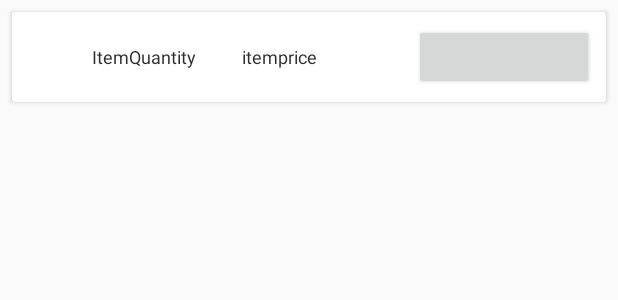
After one commit to MajaSitanala/SMAP_BarApp_Group10, an Android app: the layout shopping_item.xml on its own in the app's theme, with its tools: preview values and no code run, on a phone screen of 412 x 824 dp. The commit adds this screen. Shown: the top 300 px of the screen. Run offline under Robolectric (Android 15) with nearby library versions, the light colour scheme and no system bars.

```diff
--- a/RUS1_Bar/app/src/main/AndroidManifest.xml
+++ b/RUS1_Bar/app/src/main/AndroidManifest.xml
@@ -1,8 +1,10 @@
 <?xml version="1.0" encoding="utf-8"?>
 <manifest xmlns:android="http://schemas.android.com/apk/res/android"
     package="com.example.rus1_bar">
+    <uses-permission android:name="android.permission.FOREGROUND_SERVICE" />
 
     <application
+        android:name=".Service.AppShopping"
         android:allowBackup="true"
         android:icon="@mipmap/ic_launcher"
         android:label="@string/app_name"
@@ -10,6 +12,7 @@
         android:supportsRtl="true"
         android:theme="@style/AppTheme">
         <activity android:name=".Activities.ShoppingActivity"/>
+        <service android:name=".Service.ShoppingService"/>
         <activity android:name=".Activities.MainActivity">
             <intent-filter>
                 <action android:name="android.intent.action.MAIN" />
--- a/RUS1_Bar/app/src/main/java/com/example/rus1_bar/Fragments/Bartender/ViewCategoriesFragment.java
+++ b/RUS1_Bar/app/src/main/java/com/example/rus1_bar/Fragments/Bartender/ViewCategoriesFragment.java
@@ -42,7 +42,6 @@ public class ViewCategoriesFragment extends Fragment {
         // rootView is needed when using fingViewById because otherwise the views have not been created by the time the views are called.
         View rootView = inflater.inflate(R.layout.fragment_view_categories, container, false);                                              //https://stackoverflow.com/questions/26621060/display-a-recyclerview-in-fragment
 
-
         //Test data for the card view
         fillTestCategoryList();
 
@@ -55,7 +54,6 @@ public class ViewCategoriesFragment extends Fragment {
 
         //Recycler adapter setup
         categoryRecyclerAdapter = new CategoryRecyclerAdapter(getActivity(), testCategoryList);
-
         categoryRecyclerView.setAdapter(categoryRecyclerAdapter);
 
 
--- /dev/null
+++ b/RUS1_Bar/app/src/main/res/drawable/delte_button_shopping.xml
@@ -0,0 +1,5 @@
+<?xml version="1.0" encoding="utf-8"?>
+<selector xmlns:android="http://schemas.android.com/apk/res/android">
+    <item
+        android:drawable="@drawable/trash_can" />
+</selector>
--- /dev/null
+++ b/RUS1_Bar/app/src/main/res/layout/shopping_item.xml
@@ -0,0 +1,61 @@
+<?xml version="1.0" encoding="utf-8"?>
+<androidx.cardview.widget.CardView xmlns:android="http://schemas.android.com/apk/res/android"
+    xmlns:app="http://schemas.android.com/apk/res-auto"
+    android:layout_width="match_parent"
+    android:layout_height="60dp"
+        android:layout_marginEnd="8dp"
+        android:layout_marginStart="8dp"
+        android:layout_marginTop="8dp">
+
+<RelativeLayout
+    android:layout_width="match_parent"
+    android:layout_height="match_parent"
+    android:padding="8dp">
+
+    <TextView
+        android:id="@+id/txt_itemQuantity"
+        android:layout_width="160dp"
+        android:layout_height="match_parent"
+        android:gravity="center"
+        android:text="@string/ItemQuantity"
+        android:textColor="@color/cardViewColor"
+        android:textSize="12dp" />
+
+    <TextView
+        android:id="@+id/txt_itemName"
+        android:layout_width="match_parent"
+        android:layout_height="match_parent"
+        android:layout_marginStart="10dp"
+        android:layout_marginEnd="10dp"
+        android:layout_toStartOf="@+id/txt_itemPrice"
+        android:layout_toEndOf="@+id/txt_itemQuantity"
+        android:gravity="center"
+        android:text="@string/itemname"
+        android:textColor="@color/cardViewColor"
+        android:textSize="12dp" />
+
+    <TextView
+        android:id="@+id/txt_itemPrice"
+        android:layout_width="160dp"
+        android:layout_height="match_parent"
+        android:layout_marginEnd="10dp"
+        android:layout_toStartOf="@+id/btn_deleteButton"
+        android:gravity="center"
+        android:text="itemprice"
+        android:textColor="@color/cardViewColor"
+        android:textSize="12dp" />
+
+    <Button
+        android:id="@+id/btn_deleteButton"
+        android:layout_width="120dp"
+        android:layout_height="match_parent"
+        android:layout_alignParentEnd="true"
+        android:layout_marginStart="0dp" />
+
+
+</RelativeLayout>
+
+
+
+
+</androidx.cardview.widget.CardView>
```
Also changed, not shown: RUS1_Bar/app/src/main/java/com/example/rus1_bar/Activities/ShoppingActivity.java (+80 -2 lines), RUS1_Bar/app/src/main/java/com/example/rus1_bar/Adapters/CategoryRecyclerAdapter.java (+1 -15 lines), RUS1_Bar/app/src/main/java/com/example/rus1_bar/Adapters/ShoppingCardRecyclerAdapter.java (+11 -4 lines), RUS1_Bar/app/src/main/java/com/example/rus1_bar/Models/ShoppingViewModel.java (added, +60 -0 lines), RUS1_Bar/app/src/main/java/com/example/rus1_bar/Repository/FirebaseRepository.java (added, +85 -0 lines), RUS1_Bar/app/src/main/java/com/example/rus1_bar/Service/AppShopping.java (added, +35 -0 lines), RUS1_Bar/app/src/main/java/com/example/rus1_bar/Service/ShoppingService.java (added, +92 -0 lines), RUS1_Bar/app/src/main/res/layout/fragment_tutur_settings.xml (added, +14 -0 lines), RUS1_Bar/app/src/main/res/navigation/navigation_shopping_card_graph.xml (added, +12 -0 lines).
